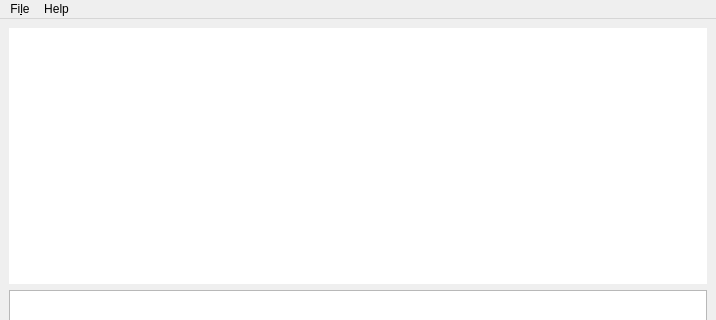
Before: the Qt Designer form ui/mainwindow.ui in orestesmas/pycirkuit, drawn with Qt 5; both pictures show x 0 to 716 and y 0 to 320 of the 716 by 604 pixel window.
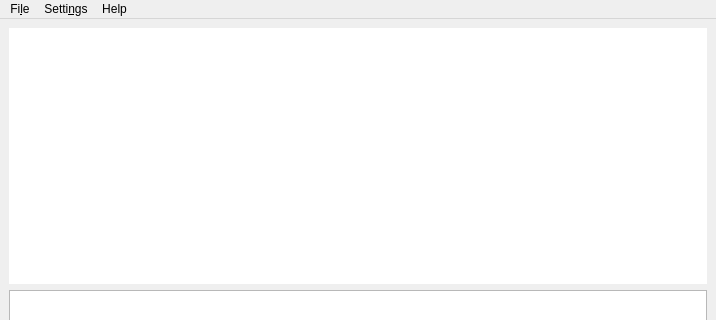
After: the same form once the commit is applied. Icons and pictures are not drawn.

```diff
--- a/ui/mainwindow.ui
+++ b/ui/mainwindow.ui
@@ -92,9 +92,16 @@
      <string>Help</string>
     </property>
     <addaction name="separator"/>
-    <addaction name="actionAbout_PyCirkuit"/>
+    <addaction name="actionAbout"/>
+   </widget>
+   <widget class="QMenu" name="menuSettings">
+    <property name="title">
+     <string>Setti&amp;ngs</string>
+    </property>
+    <addaction name="actionPreferences"/>
    </widget>
    <addaction name="menuFile"/>
+   <addaction name="menuSettings"/>
    <addaction name="menuHelp"/>
   </widget>
   <widget class="QStatusBar" name="statusbar"/>
```
Left out of the diff: 10 changed lines with no effect on the pictures.
